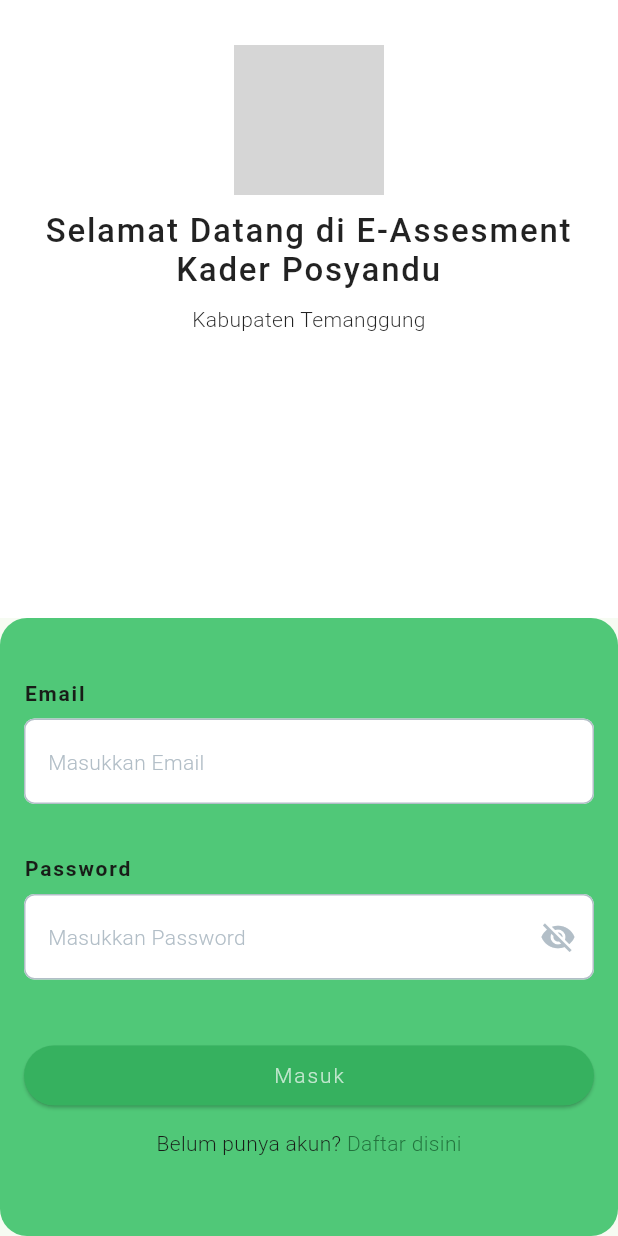
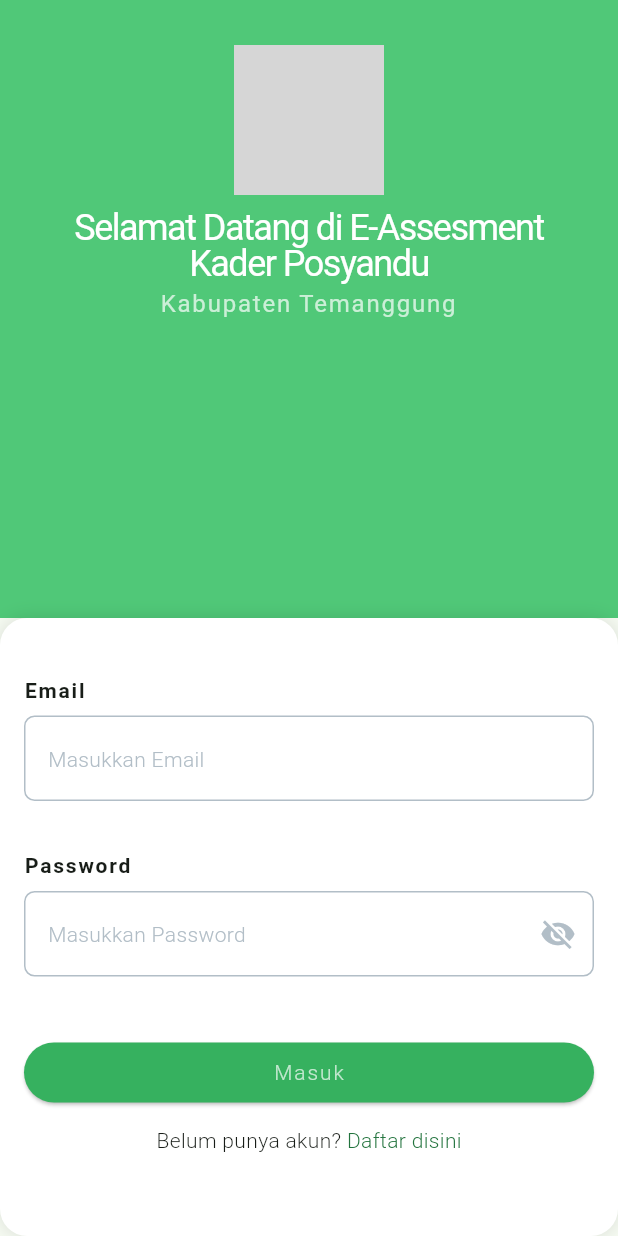
Before and after one commit to para-pencari-duid/E-assesment-Kader, a Flutter app: the screen it shows after launch, on a phone screen of 412 x 824 dp. Run offline on Flutter 3.47's test engine with Material 3 defaults, Android fonts, the phone set to English and light mode, and no system bars; our stand-ins replace go_router, google_fonts, shared_preferences; accounts and stored records are empty; grey boxes are pictures that could not be loaded.

Commit message:
ui: redesign login page

```diff
--- a/lib/pages/login_page.dart
+++ b/lib/pages/login_page.dart
@@ -112,8 +112,7 @@ class _LoginPageState extends State<LoginPage> with SingleTickerProviderStateMix
       child: Container(
         padding: const EdgeInsets.only(top: 30),
         width: double.infinity,
-        color: Colors.white,
-
+        color: AppColors.green400.color, // Changed to a primary color
         child: Column(
           children: [
             Hero(
@@ -124,13 +123,13 @@ class _LoginPageState extends State<LoginPage> with SingleTickerProviderStateMix
             Text(
               "Selamat Datang di E-Assesment\nKader Posyandu",
               textAlign: TextAlign.center,
-              style: Theme.of(context).textTheme.titleLarge!.copyWith(color: Colors.black87),
+              style: Theme.of(context).textTheme.headlineSmall!.copyWith(color: Colors.white),
             ),
-            const SizedBox(height: 10),
+            const SizedBox(height: 5),
             Text(
               "Kabupaten Temanggung",
               textAlign: TextAlign.center,
-              style: Theme.of(context).textTheme.bodyMedium!.copyWith(color: Colors.black87),
+              style: Theme.of(context).textTheme.titleMedium!.copyWith(color: Colors.white70),
             ),
           ],
         ),
@@ -142,18 +141,28 @@ class _LoginPageState extends State<LoginPage> with SingleTickerProviderStateMix
     return SlideTransition(
       position: _slideAnimation,
       child: Container(
-        padding: const EdgeInsets.symmetric(vertical: 12, horizontal: 16),
+        padding: const EdgeInsets.symmetric(vertical: 20, horizontal: 16),
         decoration: BoxDecoration(
-          color: AppColors.green400.color,
+          color: Colors.white,
           borderRadius: BorderRadius.circular(18),
+          boxShadow: [BoxShadow(color: Colors.black12, blurRadius: 10)],
         ),
         child: Column(
           mainAxisSize: MainAxisSize.min,
           children: [
-            const SizedBox(height: 30),
-            CustomTextfield(title: "Email", textInputType: TextInputType.emailAddress, controller: _emailController),
             const SizedBox(height: 20),
-            CustomTextfield(title: "Password", textInputType: TextInputType.visiblePassword, obsecureText: true, controller: _passwordController),
+            CustomTextfield(
+              title: "Email",
+              textInputType: TextInputType.emailAddress,
+              controller: _emailController,
+            ),
+            const SizedBox(height: 20),
+            CustomTextfield(
+              title: "Password",
+              textInputType: TextInputType.visiblePassword,
+              obsecureText: true,
+              controller: _passwordController,
+            ),
             const SizedBox(height: 25),
             Consumer2<UserProvider, PreferencesProvider>(
               builder: (context, userProvider, prefProvider, child) {
@@ -167,7 +176,7 @@ class _LoginPageState extends State<LoginPage> with SingleTickerProviderStateMix
                       email: _emailController.text,
                       password: _passwordController.text,
                     );
-                    final result = await userProvider.loginUser(data);
+                    final result = await userProvider.loginUser (data);
                     if (result.users != null && result.users!.name != null) {
                       await prefProvider.saveUserToken(result.token!);
                       await prefProvider.saveUsername(result.users!.name!);
--- a/lib/style/theme/app_theme.dart
+++ b/lib/style/theme/app_theme.dart
@@ -21,6 +21,7 @@ class AppTheme {
       labelLarge: AppTextStyles.labelLarge,
       labelMedium: AppTextStyles.labelMedium,
       labelSmall: AppTextStyles.labelSmall,
+
     );
   }
 
@@ -41,4 +42,5 @@ class AppTheme {
       useMaterial3: true,
     );
   }
+
 }
```
